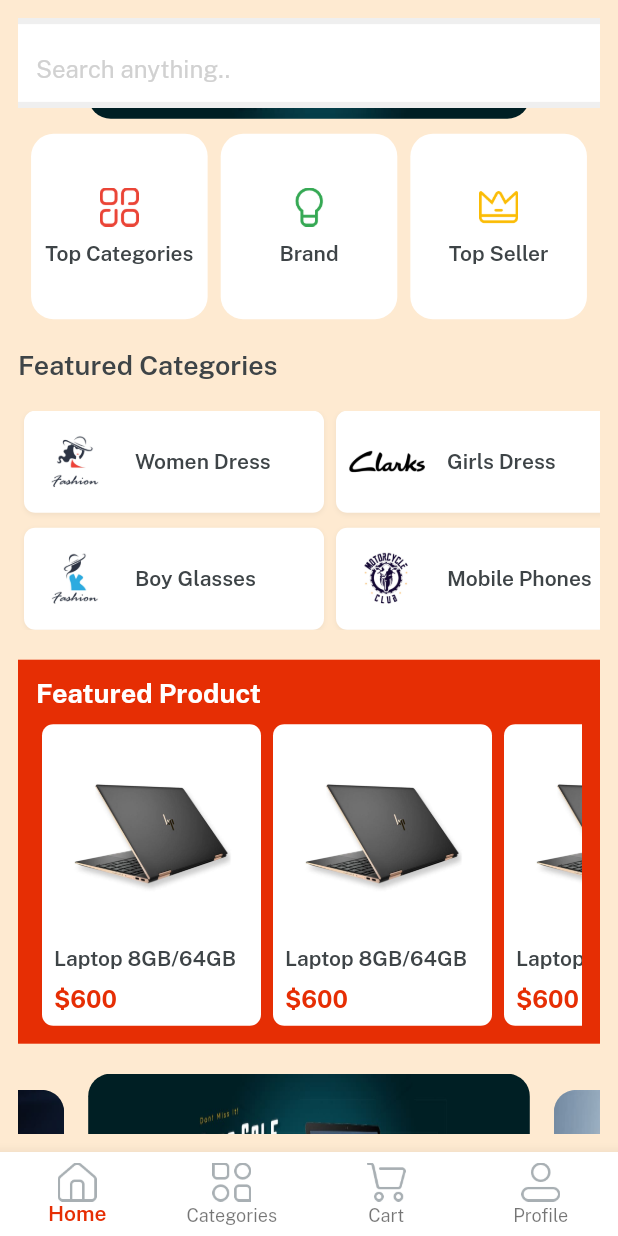
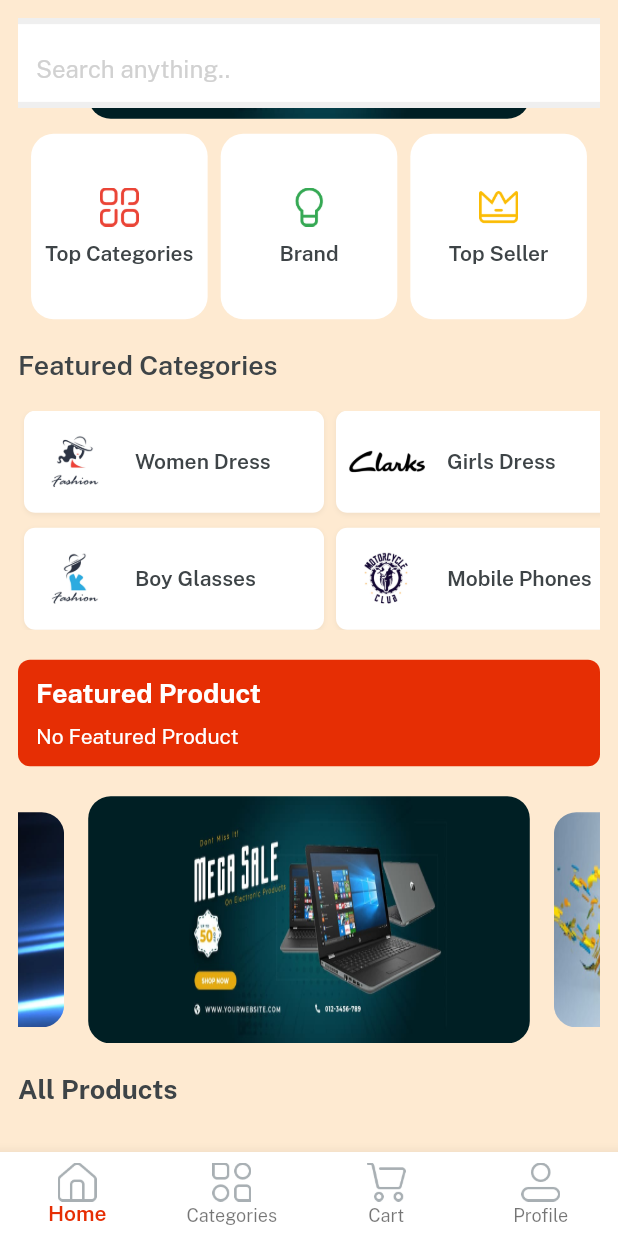
Before and after one commit to Ashu2607/eMart-Flutter, a Flutter app: the screen it shows once a user with an empty profile is signed in, scrolled down 476 dp, on a phone screen of 412 x 824 dp. Run offline on Flutter 3.47's test engine with Material 2 defaults, Android fonts, the phone set to English and light mode, and no system bars; drawn by our look-alikes of velocity_x; our stand-ins replace cloud_firestore, firebase_auth, firebase_core, firebase_storage, get, image_picker; accounts and stored records are empty.

Commit message:
Add featured product on Home page

```diff
--- a/lib/services/firestore_service.dart
+++ b/lib/services/firestore_service.dart
@@ -77,4 +77,10 @@ class FirestoreService {
   // get all products
   static getAllProducts() =>
       firestore.collection(productsCollection).snapshots();
+
+  // get featured products
+  static getFeaturedProduct() => firestore
+      .collection(productsCollection)
+      .where('p_is_featured', isEqualTo: true)
+      .get();
 }
--- a/lib/views/home_screen_view/home_screen.dart
+++ b/lib/views/home_screen_view/home_screen.dart
@@ -1,3 +1,5 @@
+// ignore_for_file: curly_braces_in_flow_control_structures
+
 import 'package:cloud_firestore/cloud_firestore.dart';
 import 'package:emart/common_widgets/home_buttons.dart';
 import 'package:emart/common_widgets/loading_indicator.dart';
@@ -152,8 +154,9 @@ class HomeScreen extends StatelessWidget {
                     Container(
                       width: double.infinity,
                       padding: const EdgeInsets.all(12),
-                      decoration: const BoxDecoration(
+                      decoration: BoxDecoration(
                         color: redColor,
+                        borderRadius: BorderRadius.circular(8),
                       ),
                       child: Column(
                         crossAxisAlignment: CrossAxisAlignment.start,
@@ -166,25 +169,39 @@ class HomeScreen extends StatelessWidget {
                           10.heightBox,
                           SingleChildScrollView(
                             scrollDirection: Axis.horizontal,
-                            child: Row(
+                            child: FutureBuilder(
+                              future: FirestoreService.getFeaturedProduct(),
+                              builder: (BuildContext context,
+                                  AsyncSnapshot<QuerySnapshot> snapshot) {
+                                if (!snapshot.hasData)
+                                  return loadingIndicator();
+                                else if (snapshot.data!.docs.isEmpty)
+                                  return "No Featured Product"
+                                      .text
+                                      .white
+                                      .makeCentered();
+                                var featuredData = snapshot.data!.docs;
+                                return Row(
                                   children: List.generate(
-                                6,
+                                    featuredData.length,
                                     (index) => Column(
-                                  crossAxisAlignment: CrossAxisAlignment.start,
+                                      crossAxisAlignment:
+                                          CrossAxisAlignment.start,
                                       children: [
-                                    Image.asset(
-                                      imgP1,
+                                        Image.network(
+                                          featuredData[index]['p_images'][0],
+                                          fit: BoxFit.cover,
                                           width: 130,
-                                      fit: BoxFit.cover,
+                                          height: 140,
                                         ),
                                         10.heightBox,
-                                    "Laptop 8GB/64GB"
+                                        "${featuredData[index]['p_name']}"
                                             .text
                                             .fontFamily(semibold)
                                             .color(darkFontGrey)
                                             .make(),
                                         10.heightBox,
-                                    "\$600"
+                                        "\$${featuredData[index]['p_price']}"
                                             .text
                                             .color(redColor)
                                             .fontFamily(bold)
@@ -198,8 +215,20 @@ class HomeScreen extends StatelessWidget {
                                         .margin(const EdgeInsets.symmetric(
                                             horizontal: 4))
                                         .padding(const EdgeInsets.all(8))
-                                    .make(),
+                                        .make()
+                                        .onTap(
+                                      () {
+                                        Get.to(
+                                          () => ItemDetails(
+                                              title: featuredData[index]
+                                                  ['p_name'],
+                                              data: featuredData[index]),
+                                        );
+                                      },
                                     ),
+                                  ),
+                                );
+                              },
                             ),
                           ),
                         ],
```
Lines whose indentation alone changed are shown as unchanged.
